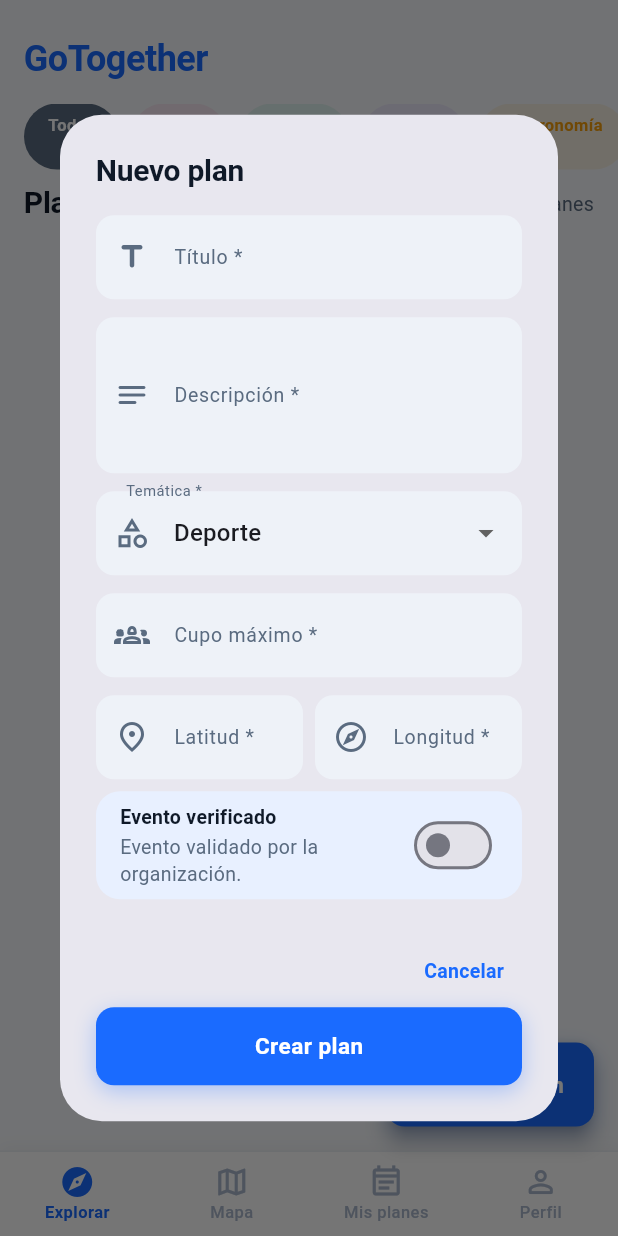
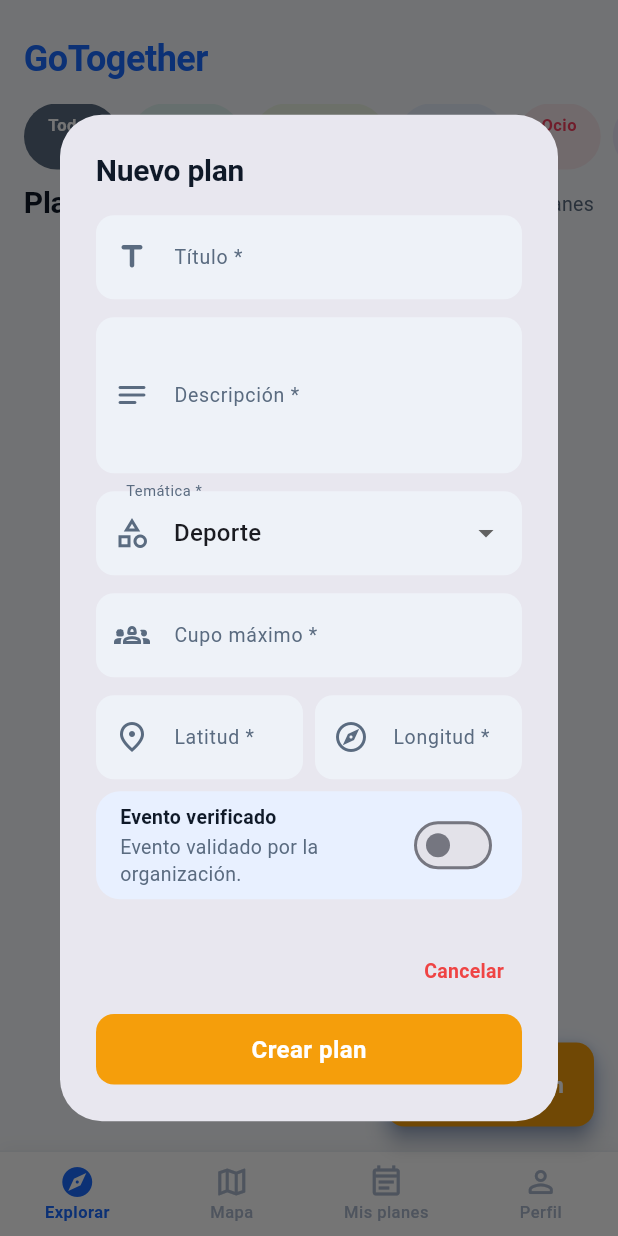
Before and after one commit to duniasr/GoTogether, a Flutter app: the screen it shows once a user with an empty profile is signed in, after a tap on "Crear plan", on a phone screen of 412 x 824 dp. Run offline on Flutter 3.47's test engine with Material 3 defaults, Android fonts, the phone set to English and light mode, and no system bars; our stand-ins replace cloud_firestore, firebase_auth, firebase_core, google_maps_flutter; accounts and stored records are empty; generated files the repository leaves out were written again.

Commit message:
fix: se modifican aspectos de diseño.

```diff
--- a/lib/app_theme.dart
+++ b/lib/app_theme.dart
@@ -44,7 +44,14 @@ class AppColors {
     'Deporte': Color(0xFF10B981),
     'Cultura': Color(0xFF8B5CF6),
     'Gastronomía': Color(0xFFF59E0B),
-    'Aire libre': Color(0xFF06B6D4),
+    'Naturaleza': Color(0xFF84CC16), // Verde agua
+    'Estudio': Color(0xFF3B82F6),    // Azul
+    'Ocio': Color(0xFFF43F5E),       // Rojo rosa
+    'Voluntariado': Color(0xFF14B8A6), // Cyan
+    'Viajes': Color(0xFF0EA5E9),     // Azul claro
+    'Videojuegos': Color(0xFF6366F1), // Azul índigo
+    'Música': Color(0xFFD946EF),     // Fucsia
+    'Networking': Color(0xFFEAB308), // Mostaza
     'Otros': Color(0xFF64748B),
   };
 }
--- a/lib/screens/home/widgets/create_event_dialog.dart
+++ b/lib/screens/home/widgets/create_event_dialog.dart
@@ -236,23 +236,64 @@ class _CreateEventDialogState extends State<_CreateEventDialog> {
                 title: const Text('Evento verificado', style: AppTextStyles.labelLarge),
                 subtitle: const Text('Evento validado por la organización.', style: AppTextStyles.bodyMedium),
                 value: _esVerificado,
-              onChanged: _guardando
-                  ? null
-                  : (v) => setState(() => _esVerificado = v),
+                onChanged: _guardando
+                    ? null
+                    : (v) => setState(() => _esVerificado = v),
               ),
             ),
           ],
         ),
       ),
+      // Ajustamos los márgenes de los botones para que respiren bien
+      actionsPadding: const EdgeInsets.only(left: 24, right: 24, bottom: 24, top: 0),
       actions: [
-        TextButton(
-          onPressed: _guardando ? null : () => Navigator.of(context).pop(),
-          child: const Text('Cancelar'),
-        ),
-        AppPrimaryButton(
-          label: 'Crear plan',
-          isLoading: _guardando,
-          onPressed: _submit,
+        SizedBox(
+          width: double.infinity, // Hace que ocupe todo el ancho
+          child: Column(
+            crossAxisAlignment: CrossAxisAlignment.stretch,
+            mainAxisSize: MainAxisSize.min,
+            children: [
+              Align(
+                alignment: Alignment.centerRight,
+                child: TextButton(
+                  onPressed: _guardando ? null : () => Navigator.of(context).pop(),
+                  child: const Text(
+                    'Cancelar',
+                    style: TextStyle(
+                      color: AppColors.error,
+                      fontWeight: FontWeight.w600,
+                    ),
+                  ),
+                ),
+              ),
+              const SizedBox(height: 4),
+              ElevatedButton(
+                style: ElevatedButton.styleFrom(
+                  backgroundColor: Color(0xFFF59E0B),
+                  foregroundColor: Colors.white,
+                  padding: const EdgeInsets.symmetric(vertical: 14),
+                  shape: RoundedRectangleBorder(
+                    borderRadius: BorderRadius.circular(12),
+                  ),
+                  elevation: 0,
+                ),
+                onPressed: _guardando ? null : _submit,
+                child: _guardando
+                    ? const SizedBox(
+                        width: 20,
+                        height: 20,
+                        child: CircularProgressIndicator(color: Colors.white, strokeWidth: 2),
+                      )
+                    : const Text(
+                        'Crear plan',
+                        style: TextStyle(
+                          fontWeight: FontWeight.bold,
+                          fontSize: 16,
+                        ),
+                      ),
+              ),
+            ],
+          ),
         ),
       ],
     );
--- a/lib/screens/home_screen.dart
+++ b/lib/screens/home_screen.dart
@@ -22,11 +22,19 @@ class _HomeScreenState extends State<HomeScreen> {
 
   final List<String> _categories = [
     'Todos',
-    'Fiesta',
     'Deporte',
+    'Naturaleza',
+    'Estudio',
+    'Ocio',
     'Cultura',
     'Gastronomía',
-    'Aire libre',
+    'Fiesta',
+    'Voluntariado',
+    'Viajes',
+    'Videojuegos',
+    'Música',
+    'Networking',
+    'Otros',
   ];
 
   @override
@@ -53,7 +61,7 @@ class _HomeScreenState extends State<HomeScreen> {
               ),
               child: FloatingActionButton.extended(
                 onPressed: () => showCreateEventDialog(context, _service),
-                backgroundColor: AppColors.primary,
+                backgroundColor: Color(0xFFF59E0B),
                 foregroundColor: Colors.white,
                 icon: const Icon(Icons.add_rounded, size: 22),
                 label: Text(
```
